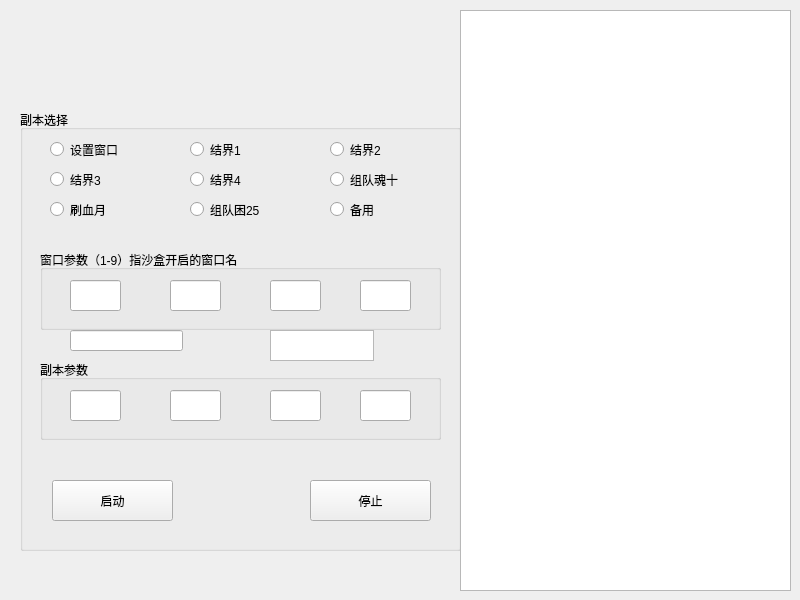
Qt form yys/UI/yysUI.ui (w978211741/yys) before a commit.
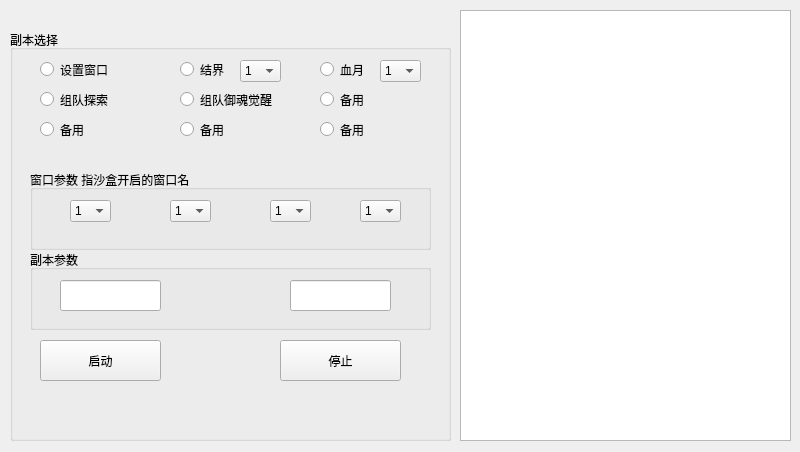
The same form after that commit. Icons and pictures are not drawn.

The edit to the form file:
```diff
--- a/yys/UI/yysUI.ui
+++ b/yys/UI/yysUI.ui
@@ -7,7 +7,7 @@
     <x>0</x>
     <y>0</y>
     <width>800</width>
-    <height>600</height>
+    <height>452</height>
    </rect>
   </property>
   <property name="windowTitle">
@@ -17,10 +17,10 @@
    <widget class="QGroupBox" name="groupBox">
     <property name="geometry">
      <rect>
-      <x>20</x>
-      <y>110</y>
+      <x>10</x>
+      <y>30</y>
       <width>441</width>
-      <height>441</height>
+      <height>411</height>
      </rect>
     </property>
     <property name="title">
@@ -47,12 +47,12 @@
       <rect>
        <x>170</x>
        <y>30</y>
-       <width>115</width>
+       <width>61</width>
        <height>19</height>
       </rect>
      </property>
      <property name="text">
-      <string>结界1</string>
+      <string>结界</string>
      </property>
      <attribute name="buttonGroup">
       <string notr="true">buttonGroup</string>
@@ -63,12 +63,12 @@
       <rect>
        <x>310</x>
        <y>30</y>
-       <width>115</width>
+       <width>61</width>
        <height>19</height>
       </rect>
      </property>
      <property name="text">
-      <string>结界2</string>
+      <string>血月</string>
      </property>
      <attribute name="buttonGroup">
       <string notr="true">buttonGroup</string>
@@ -84,7 +84,7 @@
       </rect>
      </property>
      <property name="text">
-      <string>结界3</string>
+      <string>组队探索</string>
      </property>
      <attribute name="buttonGroup">
       <string notr="true">buttonGroup</string>
@@ -100,7 +100,7 @@
       </rect>
      </property>
      <property name="text">
-      <string>结界4</string>
+      <string>组队御魂觉醒</string>
      </property>
      <attribute name="buttonGroup">
       <string notr="true">buttonGroup</string>
@@ -116,7 +116,7 @@
       </rect>
      </property>
      <property name="text">
-      <string>组队魂十</string>
+      <string>备用</string>
      </property>
      <attribute name="buttonGroup">
       <string notr="true">buttonGroup</string>
@@ -125,8 +125,8 @@
     <widget class="QPushButton" name="pushButton_1">
      <property name="geometry">
       <rect>
-       <x>32</x>
-       <y>370</y>
+       <x>30</x>
+       <y>310</y>
        <width>121</width>
        <height>41</height>
       </rect>
@@ -138,8 +138,8 @@
     <widget class="QPushButton" name="pushButton_2">
      <property name="geometry">
       <rect>
-       <x>290</x>
-       <y>370</y>
+       <x>270</x>
+       <y>310</y>
        <width>121</width>
        <height>41</height>
       </rect>
@@ -158,71 +158,127 @@
       </rect>
      </property>
      <property name="title">
-      <string>窗口参数（1-9）指沙盒开启的窗口名</string>
+      <string>窗口参数 指沙盒开启的窗口名</string>
      </property>
-     <widget class="QLineEdit" name="lineEdit_1">
+     <widget class="QComboBox" name="comboBox_1">
       <property name="geometry">
        <rect>
-        <x>30</x>
+        <x>40</x>
         <y>30</y>
-        <width>51</width>
-        <height>31</height>
+        <width>41</width>
+        <height>22</height>
        </rect>
       </property>
-      <property name="maxLength">
-       <number>1</number>
-      </property>
-      <property name="alignment">
-       <set>Qt::AlignLeading|Qt::AlignLeft|Qt::AlignVCenter</set>
-      </property>
+      <item>
+       <property name="text">
+        <string>1</string>
+       </property>
+      </item>
+      <item>
+       <property name="text">
+        <string>2</string>
+       </property>
+      </item>
+      <item>
+       <property name="text">
+        <string>3</string>
+       </property>
+      </item>
+      <item>
+       <property name="text">
+        <string>4</string>
+       </property>
+      </item>
      </widget>
-     <widget class="QLineEdit" name="lineEdit_2">
+     <widget class="QComboBox" name="comboBox_2">
       <property name="geometry">
        <rect>
-        <x>130</x>
+        <x>140</x>
         <y>30</y>
-        <width>51</width>
-        <height>31</height>
+        <width>41</width>
+        <height>22</height>
        </rect>
       </property>
-      <property name="maxLength">
-       <number>1</number>
-      </property>
-      <property name="alignment">
-       <set>Qt::AlignLeading|Qt::AlignLeft|Qt::AlignVCenter</set>
-      </property>
+      <item>
+       <property name="text">
+        <string>1</string>
+       </property>
+      </item>
+      <item>
+       <property name="text">
+        <string>2</string>
+       </property>
+      </item>
+      <item>
+       <property name="text">
+        <string>3</string>
+       </property>
+      </item>
+      <item>
+       <property name="text">
+        <string>4</string>
+       </property>
+      </item>
      </widget>
-     <widget class="QLineEdit" name="lineEdit_3">
+     <widget class="QComboBox" name="comboBox_3">
       <property name="geometry">
        <rect>
-        <x>230</x>
+        <x>240</x>
         <y>30</y>
-        <width>51</width>
-        <height>31</height>
+        <width>41</width>
+        <height>22</height>
        </rect>
       </property>
-      <property name="maxLength">
-       <number>1</number>
-      </property>
-      <property name="alignment">
-       <set>Qt::AlignLeading|Qt::AlignLeft|Qt::AlignVCenter</set>
-      </property>
+      <item>
+       <property name="text">
+        <string>1</string>
+       </property>
+      </item>
+      <item>
+       <property name="text">
+        <string>2</string>
+       </property>
+      </item>
+      <item>
+       <property name="text">
+        <string>3</string>
+       </property>
+      </item>
+      <item>
+       <property name="text">
+        <string>4</string>
+       </property>
+      </item>
      </widget>
-     <widget class="QLineEdit" name="lineEdit_4">
+     <widget class="QComboBox" name="comboBox_4">
       <property name="geometry">
        <rect>
-        <x>320</x>
+        <x>330</x>
         <y>30</y>
-        <width>51</width>
-        <height>31</height>
+        <width>41</width>
+        <height>22</height>
        </rect>
       </property>
-      <property name="maxLength">
-       <number>1</number>
-      </property>
-      <property name="alignment">
-       <set>Qt::AlignLeading|Qt::AlignLeft|Qt::AlignVCenter</set>
-      </property>
+      <item>
+       <property name="text">
+        <string>1</string>
+       </property>
+      </item>
+      <item>
+       <property name="text">
+        <string>2</string>
+       </property>
+      </item>
+      <item>
+       <property name="text">
+        <string>3</string>
+       </property>
+      </item>
+      <item>
+       <property name="text">
+        <string>4</string>
+       </property>
+      </item>
      </widget>
     </widget>
     <widget class="QRadioButton" name="radioButton_7">
@@ -235,7 +291,7 @@
       </rect>
      </property>
      <property name="text">
-      <string>刷血月</string>
+      <string>备用</string>
      </property>
      <attribute name="buttonGroup">
       <string notr="true">buttonGroup</string>
@@ -251,7 +307,7 @@
       </rect>
      </property>
      <property name="text">
-      <string>组队困25</string>
+      <string>备用</string>
      </property>
      <attribute name="buttonGroup">
       <string notr="true">buttonGroup</string>
@@ -277,7 +333,7 @@
      <property name="geometry">
       <rect>
        <x>20</x>
-       <y>250</y>
+       <y>220</y>
        <width>401</width>
        <height>80</height>
       </rect>
@@ -290,7 +346,7 @@
        <rect>
         <x>30</x>
         <y>30</y>
-        <width>51</width>
+        <width>101</width>
         <height>31</height>
        </rect>
       </property>
@@ -304,9 +360,9 @@
      <widget class="QLineEdit" name="lineEdit_6">
       <property name="geometry">
        <rect>
-        <x>130</x>
+        <x>260</x>
         <y>30</y>
-        <width>51</width>
+        <width>101</width>
         <height>31</height>
        </rect>
       </property>
@@ -317,61 +373,69 @@
        <set>Qt::AlignLeading|Qt::AlignLeft|Qt::AlignTop</set>
       </property>
      </widget>
-     <widget class="QLineEdit" name="lineEdit_7">
-      <property name="geometry">
-       <rect>
-        <x>230</x>
-        <y>30</y>
-        <width>51</width>
-        <height>31</height>
-       </rect>
-      </property>
-      <property name="maxLength">
-       <number>4</number>
-      </property>
-      <property name="alignment">
-       <set>Qt::AlignLeading|Qt::AlignLeft|Qt::AlignTop</set>
-      </property>
-     </widget>
-     <widget class="QLineEdit" name="lineEdit_8">
-      <property name="geometry">
-       <rect>
-        <x>320</x>
-        <y>30</y>
-        <width>51</width>
-        <height>31</height>
-       </rect>
-      </property>
-      <property name="maxLength">
-       <number>4</number>
-      </property>
-      <property name="alignment">
-       <set>Qt::AlignLeading|Qt::AlignLeft|Qt::AlignTop</set>
-      </property>
-      <property name="dragEnabled">
-       <bool>true</bool>
-      </property>
-     </widget>
     </widget>
-    <widget class="QLineEdit" name="lineEdit">
+    <widget class="QComboBox" name="comboBox_jienum">
      <property name="geometry">
       <rect>
-       <x>50</x>
-       <y>220</y>
-       <width>113</width>
-       <height>21</height>
+       <x>230</x>
+       <y>30</y>
+       <width>41</width>
+       <height>22</height>
       </rect>
      </property>
+     <property name="editable">
+      <bool>false</bool>
+     </property>
+     <item>
+      <property name="text">
+       <string>1</string>
+      </property>
+     </item>
+     <item>
+      <property name="text">
+       <string>2</string>
+      </property>
+     </item>
+     <item>
+      <property name="text">
+       <string>3</string>
+      </property>
+     </item>
+     <item>
+      <property name="text">
+       <string>4</string>
+      </property>
+     </item>
     </widget>
-    <widget class="QTextEdit" name="textEdit">
+    <widget class="QComboBox" name="comboBox_xuenum">
      <property name="geometry">
       <rect>
-       <x>250</x>
-       <y>220</y>
-       <width>104</width>
-       <height>31</height>
+       <x>370</x>
+       <y>30</y>
+       <width>41</width>
+       <height>22</height>
       </rect>
      </property>
+     <item>
+      <property name="text">
+       <string>1</string>
+      </property>
+     </item>
+     <item>
+      <property name="text">
+       <string>2</string>
+      </property>
+     </item>
+     <item>
+      <property name="text">
+       <string>3</string>
+      </property>
+     </item>
+     <item>
+      <property name="text">
+       <string>4</string>
+      </property>
+     </item>
     </widget>
    </widget>
    <widget class="QTextBrowser" name="textBrowser">
@@ -380,7 +444,7 @@
       <x>460</x>
       <y>10</y>
       <width>331</width>
-      <height>581</height>
+      <height>431</height>
      </rect>
     </property>
    </widget>
```
Left out of the diff: 100 changed lines with no effect on the pictures.
